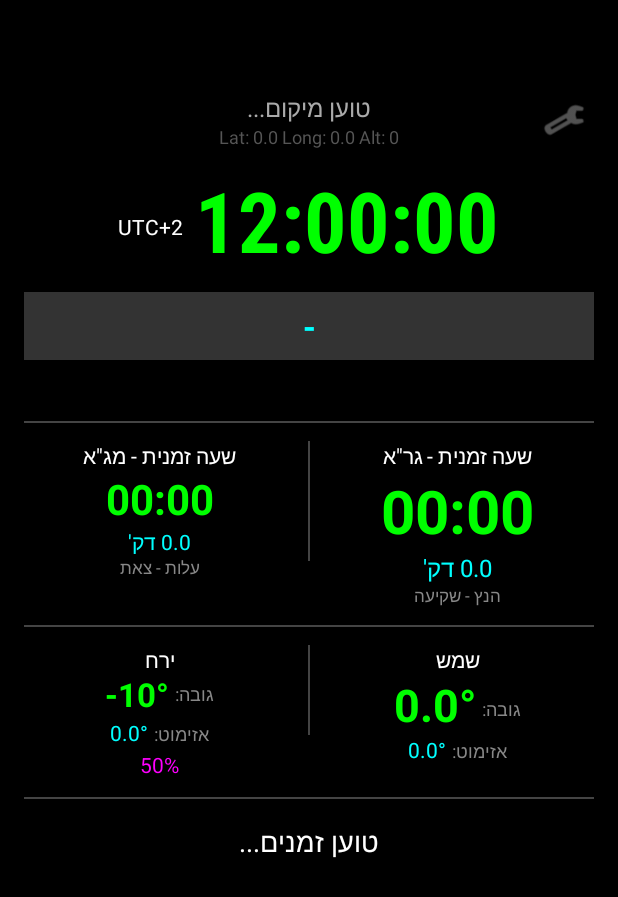
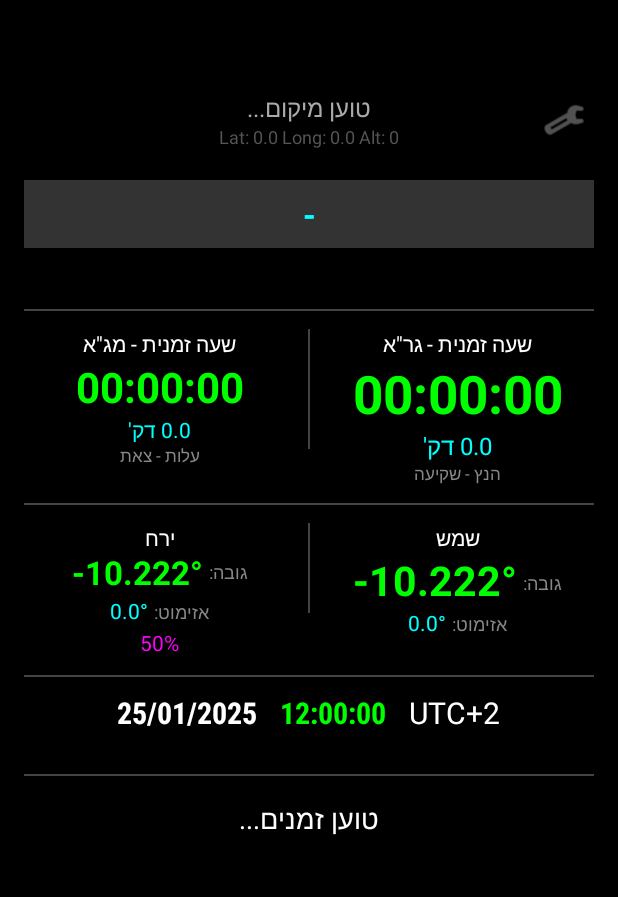
Before and after one commit to sgbmzm/halacha_clock_android, an Android app: the screen it shows after launch (MainActivity), on a phone screen of 412 x 824 dp. Shown: the top 897 px of the screen. Run offline under Robolectric (Android 15) with nearby library versions, the phone set to English and light mode, and no system bars; libraries missing offline, so code that uses them is left out: com.chaquo.python; 12 statements that could not run were skipped.

Commit message:
Update activity_main.xml
שינוי העיצוב העברת שעון ותאריך לתחתית

```diff
--- a/app/src/main/res/layout/activity_main.xml
+++ b/app/src/main/res/layout/activity_main.xml
@@ -66,25 +66,6 @@
             android:layout_marginTop="10dp"
             android:gravity="bottom">
 
-            <TextView
-                android:id="@+id/tvMainTime"
-                android:layout_width="wrap_content"
-                android:layout_height="wrap_content"
-                android:fontFamily="sans-serif-condensed"
-                android:text="12:00:00"
-                android:textColor="#00FF00"
-                android:textSize="56sp"
-                android:textStyle="bold"/>
-
-            <TextView
-                android:id="@+id/tvUtcOffset"
-                android:layout_width="wrap_content"
-                android:layout_height="wrap_content"
-                android:text="UTC+2"
-                android:textSize="14sp"
-                android:textColor="#FFFFFF"
-                android:layout_marginStart="8dp"
-                android:layout_marginBottom="12dp"/>
         </LinearLayout>
 
         <TextView
@@ -134,7 +115,15 @@
                     android:text="שעה זמנית - גר&quot;א"
                     android:textColor="#FFF"
                     android:textSize="14sp"/>
-                <TextView android:id="@+id/tvGraClock" android:layout_width="wrap_content" android:layout_height="wrap_content" android:text="00:00" android:textColor="#00FF00" android:textSize="40sp" android:textStyle="bold"/>
+
+                <TextView
+                    android:id="@+id/tvGraClock"
+                    android:layout_width="wrap_content"
+                    android:layout_height="wrap_content"
+                    android:text="00:00:00"
+                    android:textColor="#00FF00"
+                    android:textSize="35sp"
+                    android:textStyle="bold" />
                 <TextView android:id="@+id/tvGraMin" android:layout_width="wrap_content" android:layout_height="wrap_content" android:text="0.0 דק'" android:textColor="#00FFFF" android:textSize="16sp"/>
                 <TextView android:id="@+id/tvGraDef" android:layout_width="wrap_content" android:layout_height="wrap_content" android:text="הנץ - שקיעה" android:textColor="#888" android:textSize="11sp"/>
             </LinearLayout>
@@ -153,7 +142,15 @@
                     android:text="שעה זמנית - מג&quot;א"
                     android:textColor="#FFF"
                     android:textSize="14sp"/>
-                <TextView android:id="@+id/tvMgaClock" android:layout_width="wrap_content" android:layout_height="wrap_content" android:text="00:00" android:textColor="#00FF00" android:textSize="28sp" android:textStyle="bold"/>
+
+                <TextView
+                    android:id="@+id/tvMgaClock"
+                    android:layout_width="wrap_content"
+                    android:layout_height="wrap_content"
+                    android:text="00:00:00"
+                    android:textColor="#00FF00"
+                    android:textSize="28sp"
+                    android:textStyle="bold" />
                 <TextView android:id="@+id/tvMgaMin" android:layout_width="wrap_content" android:layout_height="wrap_content" android:text="0.0 דק'" android:textColor="#00FFFF" android:textSize="14sp"/>
                 <TextView android:id="@+id/tvMgaDef" android:layout_width="wrap_content" android:layout_height="wrap_content" android:text="עלות - צאת" android:textColor="#888" android:textSize="11sp"/>
             </LinearLayout>
@@ -194,7 +191,15 @@
                         android:textSize="12sp"
                         android:layout_marginEnd="4dp"
                         android:layout_marginBottom="4dp"/>
-                    <TextView android:id="@+id/tvSunAlt" android:layout_width="wrap_content" android:layout_height="wrap_content" android:text="0.0°" android:textColor="#00FF00" android:textSize="30sp" android:textStyle="bold"/>
+
+                    <TextView
+                        android:id="@+id/tvSunAlt"
+                        android:layout_width="wrap_content"
+                        android:layout_height="wrap_content"
+                        android:text="10.222°-"
+                        android:textColor="#00FF00"
+                        android:textSize="27sp"
+                        android:textStyle="bold" />
                 </LinearLayout>
 
                 <LinearLayout android:orientation="horizontal" android:layout_width="wrap_content" android:layout_height="wrap_content">
@@ -233,7 +238,16 @@
                         android:textSize="12sp"
                         android:layout_marginEnd="4dp"
                         android:layout_marginBottom="4dp"/>
-                    <TextView android:id="@+id/tvMoonAlt" android:layout_width="wrap_content" android:layout_height="wrap_content" android:text="-10°" android:textColor="#00FF00" android:textSize="22sp" android:textStyle="bold" android:textDirection="ltr"/>
+
+                    <TextView
+                        android:id="@+id/tvMoonAlt"
+                        android:layout_width="wrap_content"
+                        android:layout_height="wrap_content"
+                        android:text="-10.222°"
+                        android:textColor="#00FF00"
+                        android:textDirection="ltr"
+                        android:textSize="22sp"
+                        android:textStyle="bold" />
                 </LinearLayout>
 
                 <LinearLayout android:orientation="horizontal" android:layout_width="wrap_content" android:layout_height="wrap_content">
@@ -257,6 +271,52 @@
             android:layout_marginTop="12dp"
             android:background="#444"/>
 
+
+        <LinearLayout
+            android:layout_width="wrap_content"
+            android:layout_height="wrap_content"
+            android:orientation="horizontal"
+            android:layout_marginTop="10dp"
+            android:gravity="bottom">
+
+            <TextView
+                android:id="@+id/tvUtcOffset"
+                android:layout_width="wrap_content"
+                android:layout_height="wrap_content"
+                android:text="UTC+2"
+                android:textColor="#FFFFFF"
+                android:textSize="20sp"
+                android:layout_marginEnd="15dp"/>
+
+            <TextView
+                android:id="@+id/tvMainTime"
+                android:layout_width="wrap_content"
+                android:layout_height="wrap_content"
+                android:fontFamily="sans-serif-condensed"
+                android:text="12:00:00"
+                android:textColor="#00FF00"
+                android:textSize="20sp"
+                android:textStyle="bold"
+                android:layout_marginEnd="15dp"/>
+
+            <TextView
+                android:id="@+id/tvGregDate"
+                android:layout_width="wrap_content"
+                android:layout_height="wrap_content"
+                android:layout_marginTop="15dp"
+                android:fontFamily="sans-serif-condensed"
+                android:text="25/01/2025"
+                android:textColor="@color/white"
+                android:textSize="20sp"
+                android:textStyle="bold" />
+        </LinearLayout>
+
+        <View
+            android:layout_width="match_parent"
+            android:layout_height="1dp"
+            android:layout_marginTop="12dp"
+            android:background="#444"/>
+
         <TextView
             android:id="@+id/tvZmanimList"
             android:layout_width="match_parent"
```
